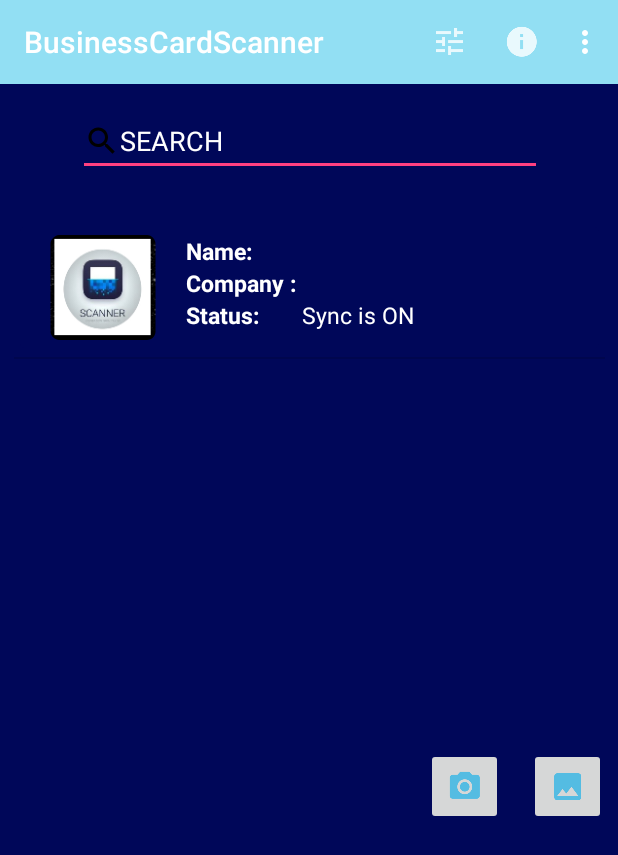
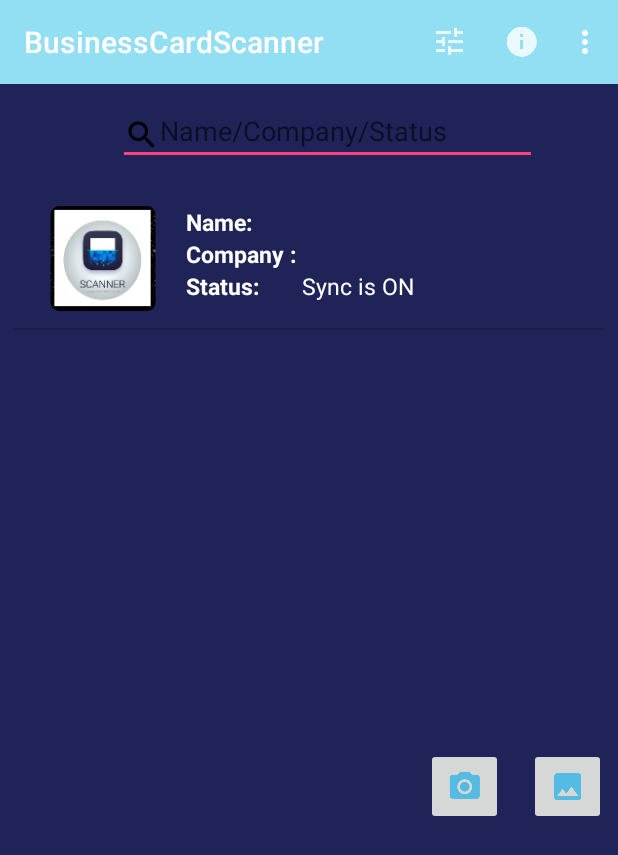
Before and after one commit to markjhollanbricia/BusinessCardScanner, an Android app: the BScanner screen opened directly, with no data from a screen before it, after a tap on "SAVE", on a phone screen of 412 x 824 dp. Shown: the top 855 px of the screen. Run offline under Robolectric (Android 15) with nearby library versions, the phone set to English and light mode, and no system bars; libraries missing offline, so code that uses them is left out: com.basgeekball.awesomevalidation, com.theartofdev.edmodo; pictures from the network do not load; 1 statement that could not run was skipped.

Commit message:
Polishing of Codes

```diff
--- a/app/src/main/java/com/example/lenovo/businesscardscanner/BScanner.java
+++ b/app/src/main/java/com/example/lenovo/businesscardscanner/BScanner.java
@@ -424,6 +424,8 @@ public class BScanner extends AppCompatActivity implements View.OnClickListener,
                 String status1 = status;
 
 
+
+
                 HashMap<String, String> postData = new HashMap<>();
                 postData.put("txtFname", fname);
                 postData.put("txtPhone", phone);
--- a/app/src/main/java/com/example/lenovo/businesscardscanner/Home.java
+++ b/app/src/main/java/com/example/lenovo/businesscardscanner/Home.java
@@ -3,7 +3,9 @@ package com.example.lenovo.businesscardscanner;
 import android.Manifest;
 import android.app.AlertDialog;
 import android.app.Dialog;
+import android.app.NotificationManager;
 import android.content.ContentValues;
+import android.content.Context;
 import android.content.DialogInterface;
 import android.content.Intent;
 import android.content.pm.PackageManager;
@@ -15,10 +17,14 @@ import android.support.annotation.Nullable;
 import android.support.v4.app.ActivityCompat;
 import android.support.v4.app.DialogFragment;
 import android.support.v4.app.FragmentManager;
+import android.support.v4.app.NotificationCompat;
 import android.support.v4.content.ContextCompat;
 import android.support.v7.app.AppCompatActivity;
 import android.os.Bundle;
+import android.text.Editable;
+import android.text.TextWatcher;
 import android.util.Log;
+import android.view.ContextMenu;
 import android.view.Menu;
 import android.view.MenuItem;
 import android.view.View;
@@ -38,7 +44,7 @@ import com.theartofdev.edmodo.cropper.CropImageView;
 import java.util.ArrayList;
 import java.util.List;
 
-public class Home extends AppCompatActivity {
+public class Home extends AppCompatActivity implements TextWatcher {
 
     private static final int CAMER_PERMISION_CODE = 200;
     private static final int STORGE_PERMISION_CODE = 400;
@@ -66,12 +72,12 @@ public class Home extends AppCompatActivity {
         storgePermission = new String[]{Manifest.permission.WRITE_EXTERNAL_STORAGE};
         cam = (ImageButton)findViewById(R.id.imageButton2);
       listView = (ListView) findViewById(R.id.listView);
-        search = (EditText) findViewById(R.id.editText);
-
+        search = (EditText) findViewById(R.id.search);
+        search.addTextChangedListener(this);
         myDB = new DBHandler(this);
         mList = new ArrayList<>();
         mAdapter = new RecordListAdapter(this,R.layout.row,mList);
-
+registerForContextMenu(listView);
 
 
 
@@ -82,13 +88,62 @@ public class Home extends AppCompatActivity {
                 }
             });
       //  LongClick();
+        Notification();
        Click();
-       Dispdata();
+        listView.setAdapter(mAdapter);
+
+
+        try {
+            Cursor cursor = myDB.getAllData();
+            mList.clear();
+
+            while(cursor.moveToNext()) {
+                //  int id = cursor.getInt(0);
+                String name = cursor.getString(1);
+                String company = cursor.getString(5);
+                //  byte[] image = cursor.getBlob(7);
+                String status = cursor.getString(7);
+                mList.add(new Model(name, company,status));
+
+            }
+
+            mAdapter.notifyDataSetChanged();
+            if (mList.size() == 0) {
+                Toast.makeText(this, "No record found", Toast.LENGTH_SHORT).show();
+
+            }
+        } catch (Exception e) {
+            e.printStackTrace();
+        }
 
 
 
     }
+//----------------
 
+
+    @Override
+    public void onCreateContextMenu(ContextMenu menu, View v,ContextMenu.ContextMenuInfo menuInfo)
+    {
+        super.onCreateContextMenu(menu, v, menuInfo);
+        menu.setHeaderTitle("Select an Action");
+        menu.add(0,v.getId(),0,"Delete");
+        menu.add(0,v.getId(),0,"Edit");
+    }
+
+    @Override
+    public boolean onContextItemSelected(MenuItem item)
+    {
+        if (item.getTitle()=="Delete")
+        {
+            Toast.makeText(this,"Delete",Toast.LENGTH_SHORT).show();
+        }
+        else
+        {
+            Toast.makeText(this,"Edit",Toast.LENGTH_SHORT).show();
+        }
+        return true;
+    }
     public void Click()
     {
         listView.setOnItemClickListener(new AdapterView.OnItemClickListener() {
@@ -108,34 +163,7 @@ public class Home extends AppCompatActivity {
             }
         });
     }
-        public void Dispdata()
-        {
-            listView.setAdapter(mAdapter);
 
-
-            try {
-                Cursor cursor = myDB.getAllData();
-                mList.clear();
-
-                while(cursor.moveToNext()) {
-                    int id = cursor.getInt(0);
-                    String name = cursor.getString(1);
-                    String company = cursor.getString(5);
-                    //  byte[] image = cursor.getBlob(7);
-                    String status = cursor.getString(7);
-                    mList.add(new Model(id,name, company,status));
-
-                }
-
-                mAdapter.notifyDataSetChanged();
-                if (mList.size() == 0) {
-                    Toast.makeText(this, "No record found", Toast.LENGTH_SHORT).show();
-
-                }
-            } catch (Exception e) {
-                e.printStackTrace();
-            }
-        }
     /*
     public void LongClick()
     {
@@ -150,6 +178,18 @@ public class Home extends AppCompatActivity {
     }
 
 */
+
+    void Notification()
+    {
+       NotificationCompat.Builder mBuilder = (NotificationCompat.Builder) new NotificationCompat.Builder(this)
+               .setSmallIcon(R.mipmap.ic_launcher)
+               .setContentTitle("Business Card Scanner")
+               .setContentText("Sync Data");
+        NotificationManager notificationManager = (NotificationManager) getSystemService(Context.NOTIFICATION_SERVICE);
+        notificationManager.notify(0,mBuilder.build());
+
+
+    }
     @Override
     public boolean onCreateOptionsMenu(Menu menu)
     {
@@ -330,4 +370,19 @@ public class Home extends AppCompatActivity {
 
     }
 
+    @Override
+    public void beforeTextChanged(CharSequence s, int start, int count, int after) {
+
+
+    }
+
+    @Override
+    public void onTextChanged(CharSequence s, int start, int before, int count) {
+        this.mAdapter.getFilter().filter(s);
+    }
+
+    @Override
+    public void afterTextChanged(Editable s) {
+
+    }
 }
--- a/app/src/main/java/com/example/lenovo/businesscardscanner/Model.java
+++ b/app/src/main/java/com/example/lenovo/businesscardscanner/Model.java
@@ -9,8 +9,8 @@ public class Model
     private byte[] image;
     private String status;
 
-    public Model(int id, String name, String company,String status) {
-        this.id = id;
+    public Model( String name, String company,String status) {
+      //  this.id = id;
         this.name = name;
         this.company = company;
       //  this.image = image;
--- a/app/src/main/res/layout/activity_home.xml
+++ b/app/src/main/res/layout/activity_home.xml
@@ -23,46 +23,44 @@
             android:layout_height="502dp">
 
 
-
             <EditText
-                android:drawableStart="@drawable/search"
-                android:id="@+id/editText"
-                android:layout_width="309dp"
-                android:layout_height="46dp"
+                android:id="@+id/search"
+                android:layout_width="279dp"
+                android:layout_height="39dp"
                 android:layout_alignParentStart="true"
                 android:layout_alignParentTop="true"
                 android:layout_alignParentEnd="true"
                 android:layout_alignParentBottom="true"
                 android:layout_marginStart="8dp"
-                android:layout_marginTop="8dp"
+                android:layout_marginTop="16dp"
                 android:layout_marginEnd="8dp"
                 android:layout_marginBottom="8dp"
+                android:drawableStart="@drawable/search"
                 android:ems="10"
-                android:textColorHint="@color/white"
-                android:hint="SEARCH"
                 android:inputType="textPersonName"
                 android:textAllCaps="false"
+               android:textColor="@color/white"
                 android:visibility="visible"
-                app:layout_constraintBottom_toBottomOf="parent"
+                android:hint="Name/Company/Status"
+                app:layout_constraintBottom_toTopOf="@+id/listView"
                 app:layout_constraintEnd_toEndOf="parent"
-                app:layout_constraintHorizontal_bias="0.508"
+                app:layout_constraintHorizontal_bias="0.606"
                 app:layout_constraintStart_toStartOf="parent"
-                app:layout_constraintTop_toTopOf="parent"
-                app:layout_constraintVertical_bias="0.017" />
+                app:layout_constraintTop_toTopOf="parent" />
 
             <ListView
                 android:id="@+id/listView"
                 android:layout_width="394dp"
-                android:layout_height="350dp"
+                android:layout_height="369dp"
                 android:layout_marginStart="8dp"
                 android:layout_marginTop="8dp"
                 android:layout_marginEnd="8dp"
-                android:layout_marginBottom="8dp"
+                android:layout_marginBottom="64dp"
 
                 app:layout_constraintBottom_toBottomOf="parent"
                 app:layout_constraintEnd_toEndOf="parent"
                 app:layout_constraintStart_toStartOf="parent"
-                app:layout_constraintTop_toBottomOf="@+id/editText"
+                app:layout_constraintTop_toBottomOf="@+id/search"
                 app:layout_constraintVertical_bias="0.269" />
 
             <ImageButton
--- a/app/src/main/res/values/colors.xml
+++ b/app/src/main/res/values/colors.xml
@@ -8,5 +8,5 @@
     <color name="transparent">#000000</color>
     <color name="textColor">#6e6e6e</color>
     <color name="required">#151ab4</color>
-    <color name="bg">#000759</color>
+    <color name="bg">#1f2358</color>
 </resources>
```
Also changed, not shown: app/src/main/java/com/example/lenovo/businesscardscanner/RecordListAdapter.java (+52 -3 lines).
